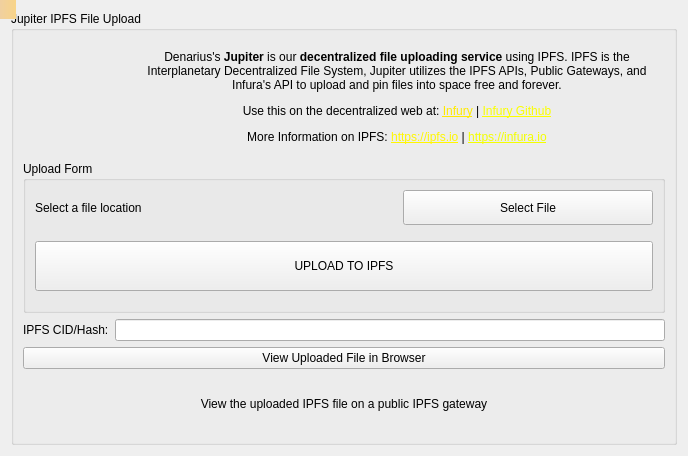
Old version of the form src/qt/forms/jupiter.ui in the repository metaspartan/denarius.
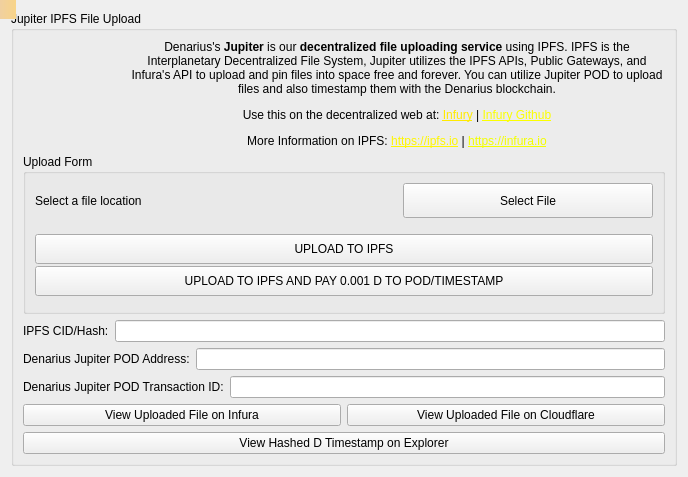
New version of the form. Icons and pictures are not drawn.

Commit message: Jupiter POD UI

Patch:
```diff
--- a/src/qt/forms/jupiter.ui
+++ b/src/qt/forms/jupiter.ui
@@ -7,7 +7,7 @@
     <x>0</x>
     <y>0</y>
     <width>688</width>
-    <height>456</height>
+    <height>461</height>
    </rect>
   </property>
   <property name="minimumSize">
@@ -31,13 +31,13 @@
      <property name="title">
       <string>Jupiter IPFS File Upload</string>
      </property>
-     <layout class="QGridLayout" name="gridLayout_2">
+     <layout class="QGridLayout" name="gridLayout_3">
       <item row="0" column="0">
        <layout class="QHBoxLayout" name="horizontalLayout">
         <item>
          <widget class="QLabel" name="jupitericon">
           <property name="sizePolicy">
-           <sizepolicy hsizetype="Fixed" vsizetype="Preferred">
+           <sizepolicy hsizetype="Fixed" vsizetype="Fixed">
             <horstretch>0</horstretch>
             <verstretch>0</verstretch>
            </sizepolicy>
@@ -45,7 +45,7 @@
           <property name="minimumSize">
            <size>
             <width>100</width>
-            <height>0</height>
+            <height>100</height>
            </size>
           </property>
           <property name="text">
@@ -65,7 +65,7 @@
         <item>
          <widget class="QLabel" name="label_2">
           <property name="text">
-           <string>&lt;html&gt;&lt;head/&gt;&lt;body&gt;&lt;p align=&quot;center&quot;&gt;Denarius's &lt;span style=&quot; font-weight:600;&quot;&gt;Jupiter&lt;/span&gt; is our&lt;span style=&quot; font-weight:600;&quot;&gt; decentralized file uploading service&lt;/span&gt; using IPFS. IPFS is the Interplanetary Decentralized File System, Jupiter utilizes the IPFS APIs, Public Gateways, and Infura's API to upload and pin files into space free and forever.&lt;/p&gt;&lt;p align=&quot;center&quot;&gt;Use this on the decentralized web at: &lt;a href=&quot;https://ipfs.infura.io/ipfs/QmdfxKo6HVgnegahHCXn4X3HoMg7NR3LwCTjCAyxgmCZic&quot;&gt;&lt;span style=&quot; text-decoration: underline; color:#ffea00;&quot;&gt;Infury&lt;/span&gt;&lt;/a&gt; | &lt;a href=&quot;https://github.com/carsenk/infury&quot;&gt;&lt;span style=&quot; text-decoration: underline; color:#fbff00;&quot;&gt;Infury Github&lt;/span&gt;&lt;/a&gt;&lt;/p&gt;&lt;p align=&quot;center&quot;&gt;More Information on IPFS: &lt;a href=&quot;https://ipfs.io&quot;&gt;&lt;span style=&quot; text-decoration: underline; color:#fff700;&quot;&gt;https://ipfs.io&lt;/span&gt;&lt;/a&gt; | &lt;a href=&quot;https://infura.io&quot;&gt;&lt;span style=&quot; text-decoration: underline; color:#f3ff00;&quot;&gt;https://infura.io&lt;/span&gt;&lt;/a&gt;&lt;/p&gt;&lt;/body&gt;&lt;/html&gt;</string>
+           <string>&lt;html&gt;&lt;head/&gt;&lt;body&gt;&lt;p align=&quot;center&quot;&gt;Denarius's &lt;span style=&quot; font-weight:600;&quot;&gt;Jupiter&lt;/span&gt; is our&lt;span style=&quot; font-weight:600;&quot;&gt; decentralized file uploading service&lt;/span&gt; using IPFS. IPFS is the Interplanetary Decentralized File System, Jupiter utilizes the IPFS APIs, Public Gateways, and Infura's API to upload and pin files into space free and forever. You can utilize Jupiter POD to upload files and also timestamp them with the Denarius blockchain.&lt;/p&gt;&lt;p align=&quot;center&quot;&gt;Use this on the decentralized web at: &lt;a href=&quot;https://ipfs.infura.io/ipfs/QmdfxKo6HVgnegahHCXn4X3HoMg7NR3LwCTjCAyxgmCZic&quot;&gt;&lt;span style=&quot; text-decoration: underline; color:#ffea00;&quot;&gt;Infury&lt;/span&gt;&lt;/a&gt; | &lt;a href=&quot;https://github.com/carsenk/infury&quot;&gt;&lt;span style=&quot; text-decoration: underline; color:#fbff00;&quot;&gt;Infury Github&lt;/span&gt;&lt;/a&gt;&lt;/p&gt;&lt;p align=&quot;center&quot;&gt;More Information on IPFS: &lt;a href=&quot;https://ipfs.io&quot;&gt;&lt;span style=&quot; text-decoration: underline; color:#fff700;&quot;&gt;https://ipfs.io&lt;/span&gt;&lt;/a&gt; | &lt;a href=&quot;https://infura.io&quot;&gt;&lt;span style=&quot; text-decoration: underline; color:#f3ff00;&quot;&gt;https://infura.io&lt;/span&gt;&lt;/a&gt;&lt;/p&gt;&lt;/body&gt;&lt;/html&gt;</string>
           </property>
           <property name="wordWrap">
            <bool>true</bool>
@@ -83,70 +83,6 @@
         </item>
        </layout>
       </item>
-      <item row="2" column="0">
-       <layout class="QVBoxLayout" name="verticalLayout_2">
-        <item>
-         <layout class="QHBoxLayout" name="horizontalLayout_6">
-          <item>
-           <widget class="QLabel" name="hashLabel">
-            <property name="text">
-             <string>IPFS CID/Hash:</string>
-            </property>
-           </widget>
-          </item>
-          <item>
-           <widget class="QLineEdit" name="lineEdit"/>
-          </item>
-         </layout>
-        </item>
-        <item>
-         <layout class="QHBoxLayout" name="View">
-          <item>
-           <layout class="QVBoxLayout" name="verticalLayout">
-            <item>
-             <widget class="QPushButton" name="checkButton">
-              <property name="enabled">
-               <bool>true</bool>
-              </property>
-              <property name="sizePolicy">
-               <sizepolicy hsizetype="Minimum" vsizetype="Fixed">
-                <horstretch>0</horstretch>
-                <verstretch>0</verstretch>
-               </sizepolicy>
-              </property>
-              <property name="minimumSize">
-               <size>
-                <width>255</width>
-                <height>0</height>
-               </size>
-              </property>
-              <property name="text">
-               <string>View Uploaded File in Browser</string>
-              </property>
-             </widget>
-            </item>
-            <item>
-             <widget class="QLabel" name="checkLabel">
-              <property name="enabled">
-               <bool>true</bool>
-              </property>
-              <property name="text">
-               <string>&lt;html&gt;&lt;head/&gt;&lt;body&gt;&lt;p&gt;View the uploaded IPFS file on a public IPFS gateway&lt;/p&gt;&lt;/body&gt;&lt;/html&gt;</string>
-              </property>
-              <property name="alignment">
-               <set>Qt::AlignCenter</set>
-              </property>
-              <property name="wordWrap">
-               <bool>true</bool>
-              </property>
-             </widget>
-            </item>
-           </layout>
-          </item>
-         </layout>
-        </item>
-       </layout>
-      </item>
       <item row="1" column="0">
        <widget class="QGroupBox" name="groupBox">
         <property name="autoFillBackground">
@@ -155,7 +91,7 @@
         <property name="title">
          <string>Upload Form</string>
         </property>
-        <layout class="QGridLayout" name="gridLayout_3">
+        <layout class="QGridLayout" name="gridLayout_2">
          <item row="0" column="0">
           <layout class="QHBoxLayout" name="horizontalLayout_2">
            <property name="bottomMargin">
@@ -201,39 +137,196 @@
             <number>10</number>
            </property>
            <item>
-            <widget class="QPushButton" name="createPushButton">
-             <property name="sizePolicy">
-              <sizepolicy hsizetype="Expanding" vsizetype="Fixed">
-               <horstretch>0</horstretch>
-               <verstretch>0</verstretch>
-              </sizepolicy>
-             </property>
-             <property name="minimumSize">
-              <size>
-               <width>550</width>
-               <height>50</height>
-              </size>
-             </property>
-             <property name="text">
-              <string>UPLOAD TO IPFS</string>
-             </property>
-             <property name="icon">
-              <iconset resource="../bitcoin.qrc">
-               <normaloff>:/icons/jupiter</normaloff>:/icons/jupiter</iconset>
-             </property>
-             <property name="iconSize">
-              <size>
-               <width>32</width>
-               <height>32</height>
-              </size>
-             </property>
-            </widget>
+            <layout class="QVBoxLayout" name="verticalLayout_4">
+             <item>
+              <widget class="QPushButton" name="createPushButton">
+               <property name="sizePolicy">
+                <sizepolicy hsizetype="Expanding" vsizetype="Fixed">
+                 <horstretch>0</horstretch>
+                 <verstretch>0</verstretch>
+                </sizepolicy>
+               </property>
+               <property name="minimumSize">
+                <size>
+                 <width>350</width>
+                 <height>30</height>
+                </size>
+               </property>
+               <property name="text">
+                <string>UPLOAD TO IPFS</string>
+               </property>
+               <property name="icon">
+                <iconset resource="../bitcoin.qrc">
+                 <normaloff>:/icons/jupiter</normaloff>:/icons/jupiter</iconset>
+               </property>
+               <property name="iconSize">
+                <size>
+                 <width>32</width>
+                 <height>32</height>
+                </size>
+               </property>
+              </widget>
+             </item>
+             <item>
+              <widget class="QPushButton" name="createPodButton">
+               <property name="sizePolicy">
+                <sizepolicy hsizetype="Expanding" vsizetype="Fixed">
+                 <horstretch>0</horstretch>
+                 <verstretch>0</verstretch>
+                </sizepolicy>
+               </property>
+               <property name="minimumSize">
+                <size>
+                 <width>350</width>
+                 <height>30</height>
+                </size>
+               </property>
+               <property name="text">
+                <string>UPLOAD TO IPFS AND PAY 0.001 D TO POD/TIMESTAMP</string>
+               </property>
+               <property name="icon">
+                <iconset resource="../bitcoin.qrc">
+                 <normaloff>:/icons/denarius128</normaloff>:/icons/denarius128</iconset>
+               </property>
+               <property name="iconSize">
+                <size>
+                 <width>32</width>
+                 <height>32</height>
+                </size>
+               </property>
+              </widget>
+             </item>
+            </layout>
            </item>
           </layout>
          </item>
         </layout>
        </widget>
       </item>
+      <item row="2" column="0">
+       <layout class="QVBoxLayout" name="verticalLayout_2">
+        <item>
+         <layout class="QHBoxLayout" name="horizontalLayout_6">
+          <item>
+           <widget class="QLabel" name="hashLabel">
+            <property name="text">
+             <string>IPFS CID/Hash:</string>
+            </property>
+           </widget>
+          </item>
+          <item>
+           <widget class="QLineEdit" name="lineEdit"/>
+          </item>
+         </layout>
+        </item>
+        <item>
+         <layout class="QHBoxLayout" name="horizontalLayout_4">
+          <item>
+           <widget class="QLabel" name="hashLabel_2">
+            <property name="text">
+             <string>Denarius Jupiter POD Address:</string>
+            </property>
+           </widget>
+          </item>
+          <item>
+           <widget class="QLineEdit" name="lineEdit_2"/>
+          </item>
+         </layout>
+        </item>
+        <item>
+         <layout class="QHBoxLayout" name="horizontalLayout_5">
+          <item>
+           <widget class="QLabel" name="hashLabel_3">
+            <property name="text">
+             <string>Denarius Jupiter POD Transaction ID:</string>
+            </property>
+           </widget>
+          </item>
+          <item>
+           <widget class="QLineEdit" name="lineEdit_3"/>
+          </item>
+         </layout>
+        </item>
+        <item>
+         <layout class="QHBoxLayout" name="View">
+          <item>
+           <layout class="QVBoxLayout" name="verticalLayout">
+            <item>
+             <widget class="QPushButton" name="checkButton">
+              <property name="enabled">
+               <bool>true</bool>
+              </property>
+              <property name="sizePolicy">
+               <sizepolicy hsizetype="Minimum" vsizetype="Fixed">
+                <horstretch>0</horstretch>
+                <verstretch>0</verstretch>
+               </sizepolicy>
+              </property>
+              <property name="minimumSize">
+               <size>
+                <width>255</width>
+                <height>0</height>
+               </size>
+              </property>
+              <property name="text">
+               <string>View Uploaded File on Infura</string>
+              </property>
+             </widget>
+            </item>
+           </layout>
+          </item>
+          <item>
+           <layout class="QVBoxLayout" name="verticalLayout_3">
+            <item>
+             <widget class="QPushButton" name="checkButtonCloudflare">
+              <property name="enabled">
+               <bool>true</bool>
+              </property>
+              <property name="sizePolicy">
+               <sizepolicy hsizetype="Minimum" vsizetype="Fixed">
+                <horstretch>0</horstretch>
+                <verstretch>0</verstretch>
+               </sizepolicy>
+              </property>
+              <property name="minimumSize">
+               <size>
+                <width>255</width>
+                <height>0</height>
+               </size>
+              </property>
+              <property name="text">
+               <string>View Uploaded File on Cloudflare</string>
+              </property>
+             </widget>
+            </item>
+           </layout>
+          </item>
+         </layout>
+        </item>
+        <item>
+         <widget class="QPushButton" name="checkHashButton">
+          <property name="enabled">
+           <bool>true</bool>
+          </property>
+          <property name="sizePolicy">
+           <sizepolicy hsizetype="Minimum" vsizetype="Fixed">
+            <horstretch>0</horstretch>
+            <verstretch>0</verstretch>
+           </sizepolicy>
+          </property>
+          <property name="minimumSize">
+           <size>
+            <width>255</width>
+            <height>0</height>
+           </size>
+          </property>
+          <property name="text">
+           <string>View Hashed D Timestamp on Explorer</string>
+          </property>
+         </widget>
+        </item>
+       </layout>
+      </item>
      </layout>
     </widget>
    </item>
```
Left out of the diff: 6 changed lines with no effect on the pictures. The commit also changes 3 other files.
